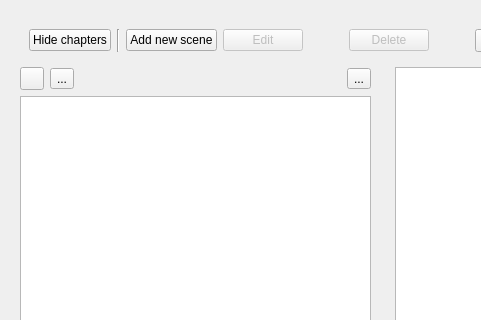
Before: the Qt Designer form ui/scenes_view.ui in zkovari/plotlyst, drawn with Qt 5; both pictures show x 0 to 481 and y 0 to 320 of the 796 by 664 pixel window.
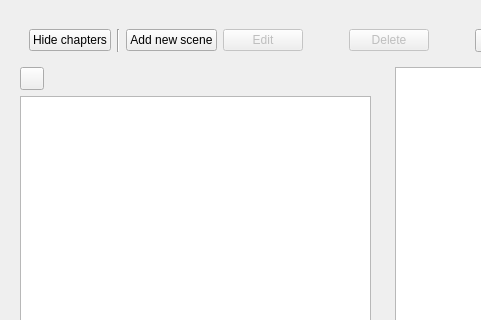
After: the same form once the commit is applied. Custom widgets are drawn as their Qt base class.

The edit to the form file:
```diff
--- a/ui/scenes_view.ui
+++ b/ui/scenes_view.ui
@@ -312,13 +312,6 @@
                </property>
               </widget>
              </item>
-             <item>
-              <widget class="QToolButton" name="toolButton_2">
-               <property name="text">
-                <string>...</string>
-               </property>
-              </widget>
-             </item>
              <item>
               <spacer name="horizontalSpacer_7">
                <property name="orientation">
@@ -332,13 +325,6 @@
                </property>
               </spacer>
              </item>
-             <item>
-              <widget class="QToolButton" name="toolButton_3">
-               <property name="text">
-                <string>...</string>
-               </property>
-              </widget>
-             </item>
             </layout>
            </item>
            <item>
```
